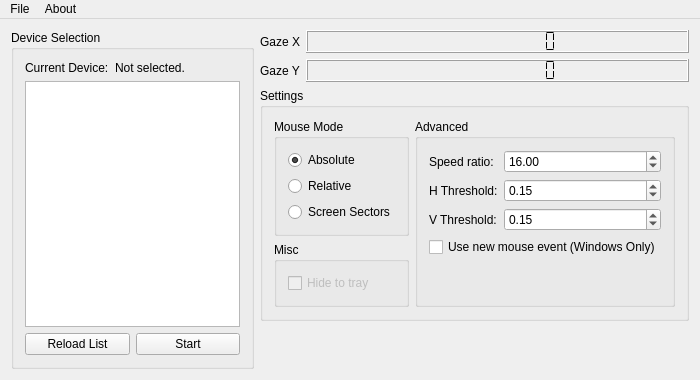
moodyhunter/TobiiMouse, file src/MainWindow.ui: the form before one commit.
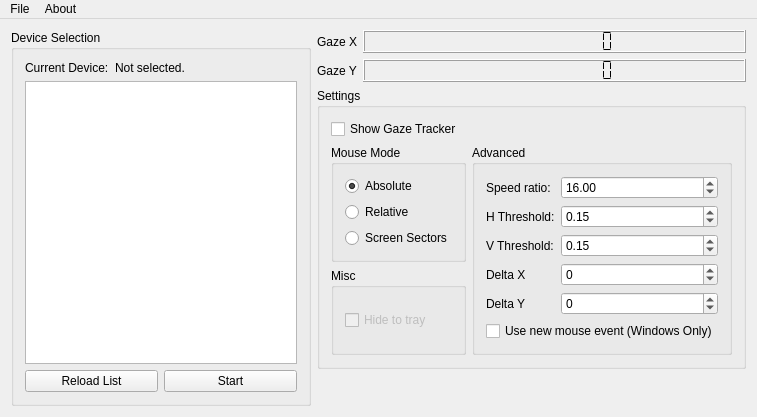
The form after the commit.

Commit message: gaze tracker

```diff
--- a/src/MainWindow.ui
+++ b/src/MainWindow.ui
@@ -6,8 +6,8 @@
    <rect>
     <x>0</x>
     <y>0</y>
-    <width>700</width>
-    <height>380</height>
+    <width>757</width>
+    <height>417</height>
    </rect>
   </property>
   <property name="minimumSize">
@@ -16,12 +16,6 @@
     <height>380</height>
    </size>
   </property>
-  <property name="maximumSize">
-   <size>
-    <width>700</width>
-    <height>380</height>
-   </size>
-  </property>
   <property name="sizeIncrement">
    <size>
     <width>0</width>
@@ -135,7 +129,6 @@
            <font>
             <family>Microsoft YaHei UI</family>
             <pointsize>9</pointsize>
-            <weight>50</weight>
             <bold>false</bold>
            </font>
           </property>
@@ -187,7 +180,7 @@
          <string>Settings</string>
         </property>
         <layout class="QGridLayout" name="gridLayout">
-         <item row="0" column="0">
+         <item row="1" column="0">
           <widget class="QGroupBox" name="groupBox">
            <property name="title">
             <string>Mouse Mode</string>
@@ -226,7 +219,29 @@
            </layout>
           </widget>
          </item>
-         <item row="0" column="1" rowspan="2">
+         <item row="2" column="0">
+          <widget class="QGroupBox" name="groupBox_4">
+           <property name="enabled">
+            <bool>true</bool>
+           </property>
+           <property name="title">
+            <string>Misc</string>
+           </property>
+           <layout class="QVBoxLayout" name="verticalLayout">
+            <item>
+             <widget class="QCheckBox" name="checkBox">
+              <property name="enabled">
+               <bool>false</bool>
+              </property>
+              <property name="text">
+               <string>Hide to tray</string>
+              </property>
+             </widget>
+            </item>
+           </layout>
+          </widget>
+         </item>
+         <item row="1" column="1" rowspan="2">
           <widget class="QGroupBox" name="groupBox_3">
            <property name="enabled">
             <bool>true</bool>
@@ -304,36 +319,55 @@
               </property>
              </widget>
             </item>
-            <item row="3" column="0" colspan="2">
+            <item row="5" column="0" colspan="2">
              <widget class="QCheckBox" name="useNewMouseEvent">
               <property name="text">
                <string>Use new mouse event (Windows Only)</string>
               </property>
              </widget>
             </item>
+            <item row="3" column="0">
+             <widget class="QLabel" name="label_7">
+              <property name="text">
+               <string>Delta X</string>
+              </property>
+             </widget>
+            </item>
+            <item row="4" column="0">
+             <widget class="QLabel" name="label_8">
+              <property name="text">
+               <string>Delta Y</string>
+              </property>
+             </widget>
+            </item>
+            <item row="3" column="1">
+             <widget class="QSpinBox" name="deltaXSB">
+              <property name="minimum">
+               <number>-999999</number>
+              </property>
+              <property name="maximum">
+               <number>999999</number>
+              </property>
+             </widget>
+            </item>
+            <item row="4" column="1">
+             <widget class="QSpinBox" name="deltaYSB">
+              <property name="minimum">
+               <number>-999999</number>
+              </property>
+              <property name="maximum">
+               <number>999999</number>
+              </property>
+             </widget>
+            </item>
            </layout>
           </widget>
          </item>
-         <item row="1" column="0">
-          <widget class="QGroupBox" name="groupBox_4">
-           <property name="enabled">
-            <bool>true</bool>
+         <item row="0" column="0" colspan="2">
+          <widget class="QCheckBox" name="showGazeCB">
+           <property name="text">
+            <string>Show Gaze Tracker</string>
            </property>
-           <property name="title">
-            <string>Misc</string>
-           </property>
-           <layout class="QVBoxLayout" name="verticalLayout">
-            <item>
-             <widget class="QCheckBox" name="checkBox">
-              <property name="enabled">
-               <bool>false</bool>
-              </property>
-              <property name="text">
-               <string>Hide to tray</string>
-              </property>
-             </widget>
-            </item>
-           </layout>
           </widget>
          </item>
         </layout>
@@ -361,8 +395,8 @@
     <rect>
      <x>0</x>
      <y>0</y>
-     <width>700</width>
-     <height>22</height>
+     <width>757</width>
+     <height>20</height>
     </rect>
    </property>
    <widget class="QMenu" name="menuFile">
```
The commit also changes 8 other files.
